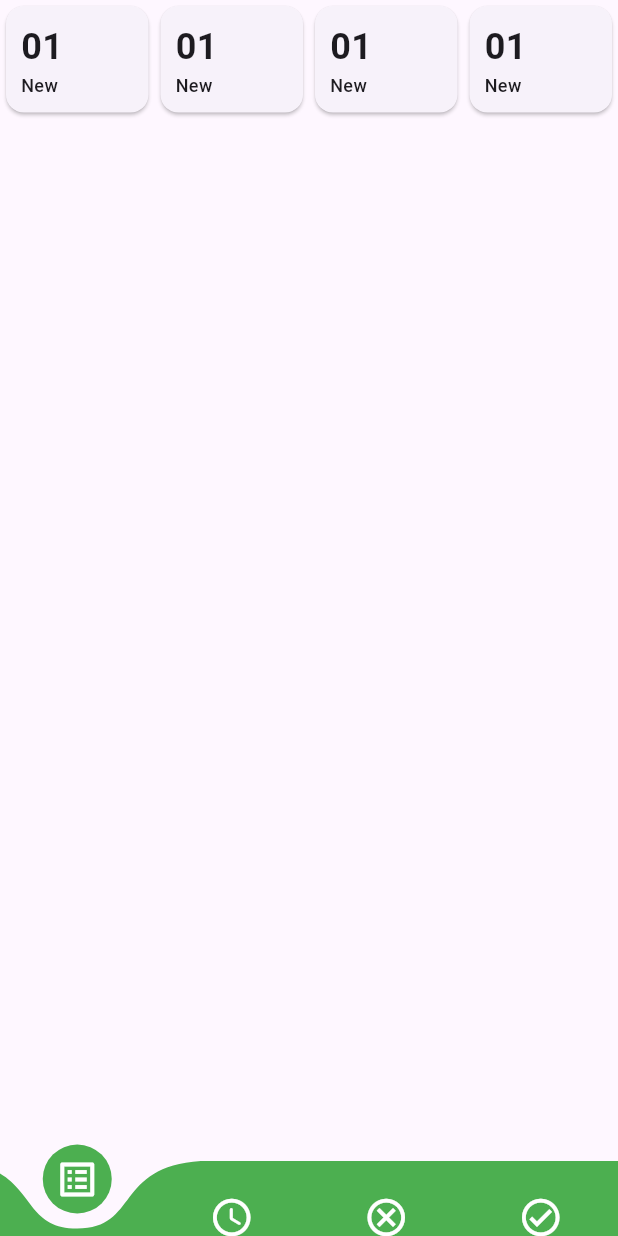
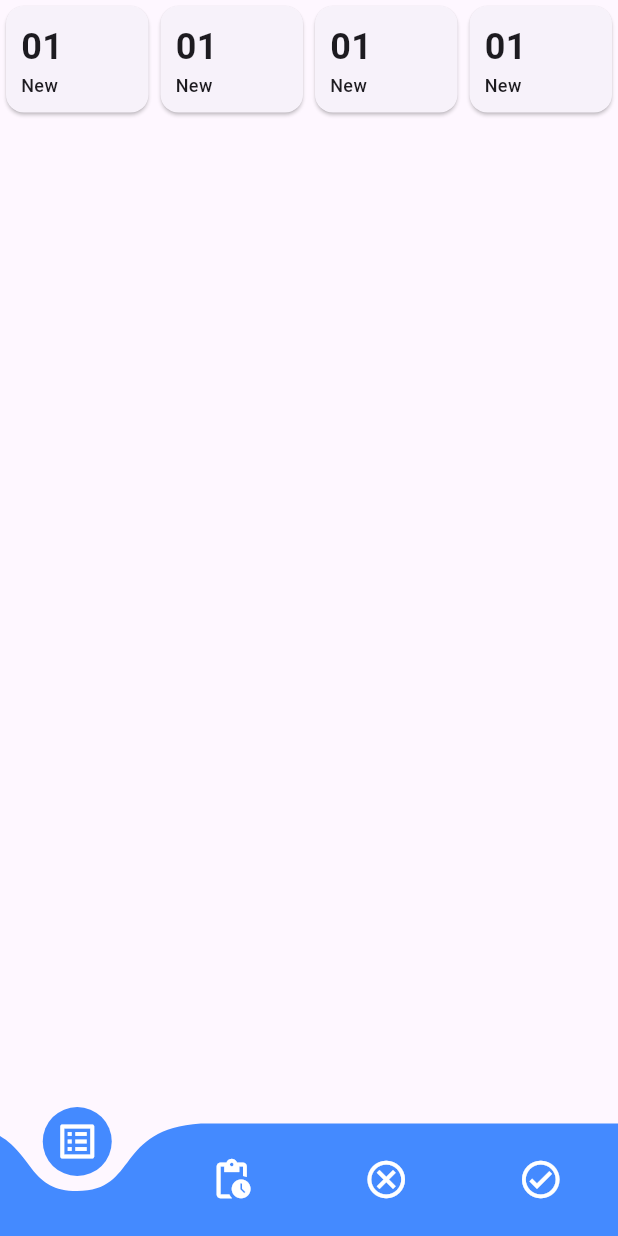
Before and after one commit to Rokeya17/DutyDash, a Flutter app: the BottomNavbarScreen screen opened directly, on a phone screen of 412 x 824 dp. Run offline on Flutter 3.47's test engine with Material 3 defaults, Android fonts, the phone set to English and light mode, and no system bars; drawn by our look-alikes of curved_navigation_bar; our stand-ins replace flutter_svg, get, pin_code_fields.

Commit message:
Bottom nav bar screen has been modified

```diff
--- a/lib/presentation/screens/bottomnavbar_screen.dart
+++ b/lib/presentation/screens/bottomnavbar_screen.dart
@@ -27,17 +27,16 @@ class _BottomNavbarScreenState extends State<BottomNavbarScreen> {
       body: _screens[_selectedIndex],
       bottomNavigationBar: CurvedNavigationBar(
         index: _selectedIndex,
-        color: Colors.green,
+        color: Colors.blueAccent,
         backgroundColor: Colors.transparent,
-        buttonBackgroundColor: Colors.green,
-        height: 50,
+        buttonBackgroundColor: Colors.blueAccent,
         items: const <Widget>[
           Icon(
             Icons.list_alt,
             size: 30,
             color: Colors.white,
           ),
-          Icon(Icons.access_time_rounded, size: 30, color: Colors.white),
+          Icon(Icons.pending_actions_outlined, size: 30, color: Colors.white),
           Icon(Icons.cancel_outlined, size: 30, color: Colors.white),
           Icon(Icons.check_circle_outlined, size: 30, color: Colors.white),
         ],
--- a/lib/presentation/screens/email_verification_screen.dart
+++ b/lib/presentation/screens/email_verification_screen.dart
@@ -1,5 +1,5 @@
 import 'package:dutydash/presentation/screens/otp_verification_screen.dart';
-import 'package:dutydash/presentation/screens/signin_screen.dart';
+import 'package:dutydash/presentation/screens/signup_screen.dart';
 import 'package:flutter/material.dart';
 import 'package:get/get.dart';
 
@@ -71,9 +71,9 @@ class _EmailVerificationScreenState extends State<EmailVerificationScreen> {
                   const Text('Have an account?'),
                   TextButton(
                       onPressed: () {
-                        Get.to(const SignInScreen());
+                        Get.to(const SignUpScreen());
                       },
-                      child: const Text('signIn'))
+                      child: const Text('signUp'))
                 ],
               ),
             ],
```
